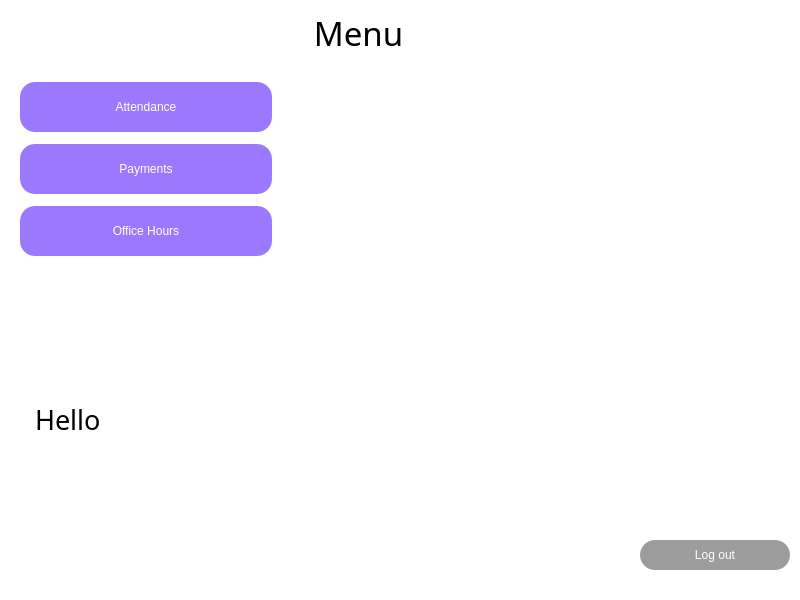
Above: Designs/Menu.ui from AlliumPro/statistics-innoprog before the change. Below: the same form after it.
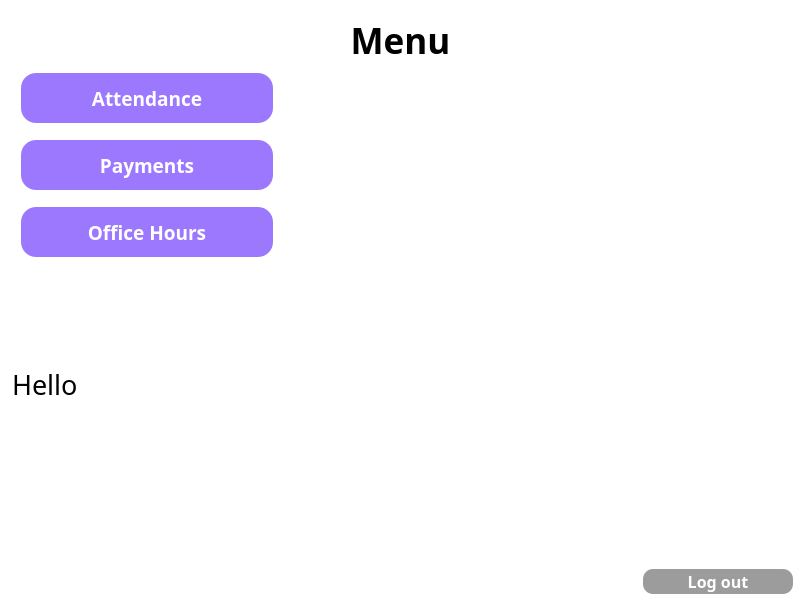
That is the form after the change. Icons and pictures are not drawn.

What changed in the file:
```diff
--- a/Designs/Menu.ui
+++ b/Designs/Menu.ui
@@ -30,7 +30,7 @@
   </property>
   <property name="font">
    <font>
-    <family>Arial Black</family>
+    <family>OCR A Extended</family>
    </font>
   </property>
   <property name="windowTitle">
@@ -43,16 +43,33 @@
    <widget class="QLabel" name="MenuLabel">
     <property name="geometry">
      <rect>
-      <x>310</x>
+      <x>0</x>
       <y>10</y>
-      <width>97</width>
-      <height>46</height>
+      <width>801</width>
+      <height>61</height>
      </rect>
     </property>
+    <property name="sizePolicy">
+     <sizepolicy hsizetype="Maximum" vsizetype="Preferred">
+      <horstretch>0</horstretch>
+      <verstretch>0</verstretch>
+     </sizepolicy>
+    </property>
+    <property name="maximumSize">
+     <size>
+      <width>1000</width>
+      <height>16777215</height>
+     </size>
+    </property>
     <property name="font">
      <font>
-      <family>Arial Black</family>
-      <pointsize>25</pointsize>
+      <family>OCR A Extended</family>
+      <pointsize>26</pointsize>
+      <weight>75</weight>
+      <italic>false</italic>
+      <bold>true</bold>
+      <underline>false</underline>
+      <strikeout>false</strikeout>
      </font>
     </property>
     <property name="layoutDirection">
@@ -74,24 +91,18 @@
      <set>Qt::AlignCenter</set>
     </property>
    </widget>
-   <widget class="QWidget" name="verticalLayoutWidget">
+   <widget class="QWidget" name="">
     <property name="geometry">
      <rect>
-      <x>20</x>
-      <y>70</y>
+      <x>21</x>
+      <y>71</y>
       <width>252</width>
-      <height>201</height>
+      <height>190</height>
      </rect>
     </property>
     <layout class="QVBoxLayout" name="verticalLayout">
      <property name="spacing">
-      <number>0</number>
-     </property>
-     <property name="sizeConstraint">
-      <enum>QLayout::SetDefaultConstraint</enum>
-     </property>
-     <property name="leftMargin">
-      <number>0</number>
+      <number>15</number>
      </property>
      <item>
       <widget class="QPushButton" name="attendance">
@@ -103,10 +114,18 @@
        </property>
        <property name="minimumSize">
         <size>
-         <width>150</width>
+         <width>200</width>
          <height>50</height>
         </size>
        </property>
+       <property name="font">
+        <font>
+         <family>OCR A Extended</family>
+         <pointsize>14</pointsize>
+         <weight>75</weight>
+         <bold>true</bold>
+        </font>
+       </property>
        <property name="styleSheet">
         <string notr="true">QPushButton {
 background-color: rgb(156, 120, 255);
@@ -144,6 +163,15 @@
          <height>50</height>
         </size>
        </property>
+       <property name="font">
+        <font>
+         <family>OCR A Extended</family>
+         <pointsize>14</pointsize>
+         <weight>75</weight>
+         <bold>true</bold>
+         <kerning>true</kerning>
+        </font>
+       </property>
        <property name="styleSheet">
         <string notr="true">QPushButton {
 background-color: rgb(156, 120, 255);
@@ -179,6 +207,14 @@
          <height>50</height>
         </size>
        </property>
+       <property name="font">
+        <font>
+         <family>OCR A Extended</family>
+         <pointsize>14</pointsize>
+         <weight>75</weight>
+         <bold>true</bold>
+        </font>
+       </property>
        <property name="styleSheet">
         <string notr="true">QPushButton {
 background-color: rgb(156, 120, 255);
@@ -208,14 +244,54 @@
      </item>
     </layout>
    </widget>
-   <widget class="QLabel" name="label">
+   <widget class="QWidget" name="">
     <property name="geometry">
      <rect>
-      <x>40</x>
-      <y>440</y>
-      <width>491</width>
-      <height>131</height>
+      <x>12</x>
+      <y>360</y>
+      <width>781</width>
+      <height>234</height>
      </rect>
+    </property>
+    <layout class="QVBoxLayout" name="verticalLayout_2">
+     <property name="spacing">
+      <number>15</number>
+     </property>
+     <item>
+      <widget class="QLabel" name="helloMessage">
+       <property name="font">
+        <font>
+         <family>OCR A Extended</family>
+         <pointsize>20</pointsize>
+        </font>
+       </property>
+       <property name="styleSheet">
+        <string notr="true">background-color: transparent;</string>
+       </property>
+       <property name="text">
+        <string>Hello</string>
+       </property>
+      </widget>
+     </item>
+     <item>
+      <widget class="QLabel" name="label_2">
+       <property name="sizePolicy">
+        <sizepolicy hsizetype="Minimum" vsizetype="Minimum">
+         <horstretch>0</horstretch>
+         <verstretch>0</verstretch>
+        </sizepolicy>
+       </property>
+       <property name="minimumSize">
+        <size>
+         <width>491</width>
+         <height>131</height>
+        </size>
+       </property>
+       <property name="maximumSize">
+        <size>
+         <width>491</width>
+         <height>131</height>
+        </size>
     </property>
     <property name="text">
      <string/>
@@ -227,15 +303,24 @@
      <bool>true</bool>
     </property>
    </widget>
+     </item>
+     <item>
+      <layout class="QHBoxLayout" name="horizontalLayout">
+       <item>
+        <spacer name="horizontalSpacer">
+         <property name="orientation">
+          <enum>Qt::Horizontal</enum>
+         </property>
+         <property name="sizeHint" stdset="0">
+          <size>
+           <width>40</width>
+           <height>20</height>
+          </size>
+         </property>
+        </spacer>
+       </item>
+       <item>
    <widget class="QPushButton" name="logOutButton">
-    <property name="geometry">
-     <rect>
-      <x>640</x>
-      <y>540</y>
-      <width>150</width>
-      <height>30</height>
-     </rect>
-    </property>
     <property name="sizePolicy">
      <sizepolicy hsizetype="Minimum" vsizetype="Minimum">
       <horstretch>0</horstretch>
@@ -245,15 +330,28 @@
     <property name="minimumSize">
      <size>
       <width>150</width>
-      <height>12</height>
-     </size>
-    </property>
+           <height>25</height>
+          </size>
+         </property>
+         <property name="maximumSize">
+          <size>
+           <width>150</width>
+           <height>25</height>
+          </size>
+         </property>
+         <property name="font">
+          <font>
+           <family>OCR A Extended</family>
+           <pointsize>12</pointsize>
+           <weight>75</weight>
+           <bold>true</bold>
+          </font>
+         </property>
     <property name="styleSheet">
      <string notr="true">QPushButton {
 background-color: rgb(156, 156, 156);
-border-radius: 15px;
+border-radius: 10px;
 	color: rgb(255, 255, 255);
-font-family: 'Rubik';
 }
 QPushButton:hover {
 background-color:rgb(170, 145, 204);
@@ -275,27 +373,10 @@
      <string>Log out</string>
     </property>
    </widget>
-   <widget class="QLabel" name="helloMessage">
-    <property name="geometry">
-     <rect>
-      <x>35</x>
-      <y>400</y>
-      <width>761</width>
-      <height>38</height>
-     </rect>
-    </property>
-    <property name="font">
-     <font>
-      <family>Arial Black</family>
-      <pointsize>20</pointsize>
-     </font>
-    </property>
-    <property name="styleSheet">
-     <string notr="true">background-color: transparent;</string>
-    </property>
-    <property name="text">
-     <string>Hello</string>
-    </property>
+       </item>
+      </layout>
+     </item>
+    </layout>
    </widget>
   </widget>
  </widget>
```
Left out of the diff: 11 changed lines with no effect on the pictures. Lines whose indentation alone changed are shown as unchanged.
